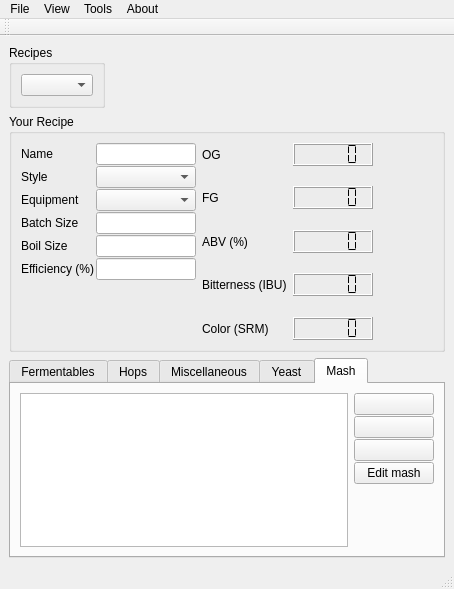
Qt form mainWindow.ui (Brewtarget/brewtarget) before a commit.
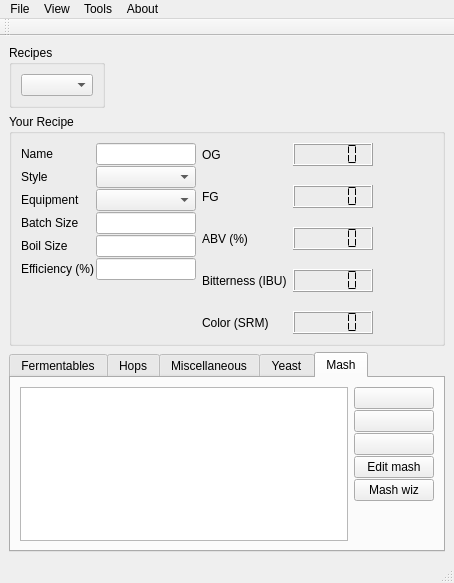
The same form after that commit. The open tabs and pages were chosen to show the change. Icons and pictures are not drawn. Custom widgets are drawn as their Qt base class.

The edit to the form file:
```diff
--- a/mainWindow.ui
+++ b/mainWindow.ui
@@ -7,7 +7,7 @@
     <x>0</x>
     <y>0</y>
     <width>454</width>
-    <height>589</height>
+    <height>583</height>
    </rect>
   </property>
   <property name="windowTitle">
@@ -1013,6 +1013,13 @@
             </property>
            </widget>
           </item>
+          <item>
+           <widget class="QPushButton" name="pushButton_mashWizard">
+            <property name="text">
+             <string>Mash wiz</string>
+            </property>
+           </widget>
+          </item>
           <item>
            <spacer name="verticalSpacer">
             <property name="orientation">
```
Left out of the diff: 2 changed lines with no effect on the pictures.
